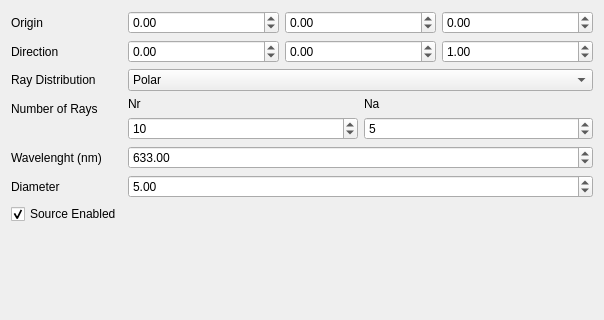
Old version of the form GUI/RaysParallel.ui in the repository cihologramas/freecad-pyoptools; both pictures show x 0 to 604 and y 0 to 320 of the 604 by 478 pixel window.
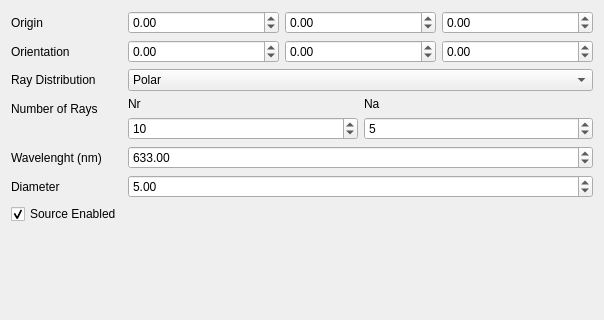
New version of the form.

Diff of the .ui file:
```diff
--- a/GUI/RaysParallel.ui
+++ b/GUI/RaysParallel.ui
@@ -61,7 +61,7 @@
    <item row="1" column="0">
     <widget class="QLabel" name="label_2">
      <property name="text">
-      <string>Direction</string>
+      <string>Orientation</string>
      </property>
     </widget>
    </item>
@@ -90,13 +90,13 @@
      <item>
       <widget class="QDoubleSpinBox" name="Dz">
        <property name="minimum">
-        <double>-100000.000000000000000</double>
+        <double>-360.000000000000000</double>
        </property>
        <property name="maximum">
-        <double>100000.000000000000000</double>
+        <double>360.000000000000000</double>
        </property>
        <property name="value">
-        <double>1.000000000000000</double>
+        <double>0.000000000000000</double>
        </property>
       </widget>
      </item>
```
Left out of the diff: 6 changed lines with no effect on the pictures.
